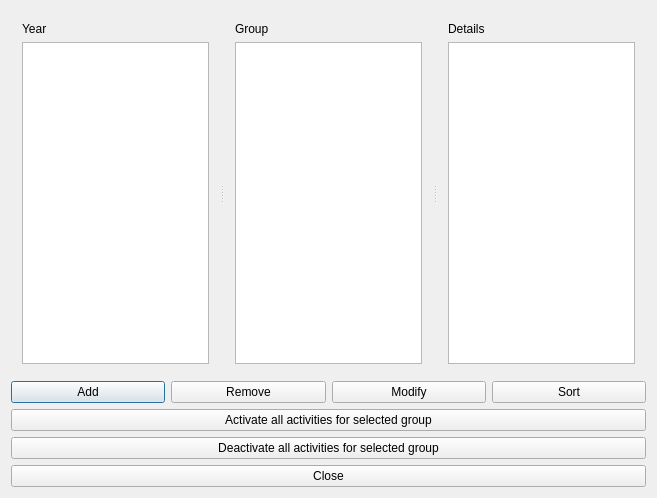
First picture: the form in src/interface/groupsform_template.ui, repository karandit/fet, before the edit.
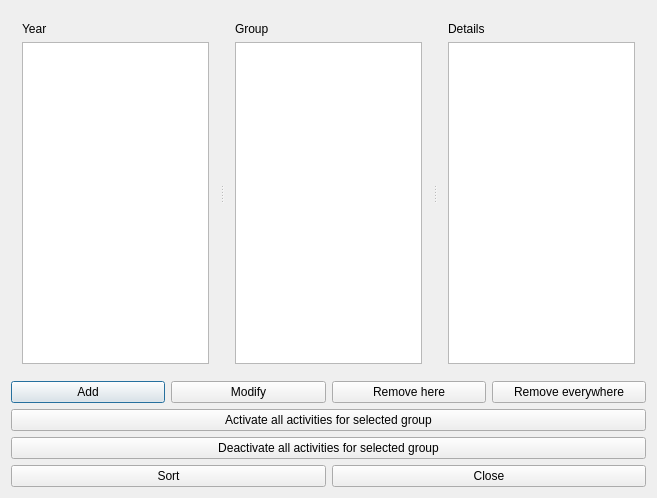
Second picture: the form after the edit.

Patch:
```diff
--- a/src/interface/groupsform_template.ui
+++ b/src/interface/groupsform_template.ui
@@ -79,9 +79,7 @@
     </widget>
    </item>
    <item row="1" column="0">
-    <layout class="QVBoxLayout" name="verticalLayout_4">
-     <item>
-      <layout class="QHBoxLayout" name="horizontalLayout">
+    <layout class="QHBoxLayout" name="horizontalLayout_2">
        <item>
         <widget class="QPushButton" name="addGroupPushButton">
          <property name="text">
@@ -89,13 +87,6 @@
          </property>
         </widget>
        </item>
-       <item>
-        <widget class="QPushButton" name="removeGroupPushButton">
-         <property name="text">
-          <string>Remove</string>
-         </property>
-        </widget>
-       </item>
        <item>
         <widget class="QPushButton" name="modifyGroupPushButton">
          <property name="text">
@@ -104,9 +95,16 @@
         </widget>
        </item>
        <item>
-        <widget class="QPushButton" name="sortGroupsPushButton">
+      <widget class="QPushButton" name="removeGroupPushButton">
          <property name="text">
-          <string>Sort</string>
+        <string comment="It means &quot;Remove from here&quot; (but I want to keep the field shorter), remove the group only from the current year. Please keep the translation short.">Remove here</string>
+       </property>
+      </widget>
+     </item>
+     <item>
+      <widget class="QPushButton" name="purgeGroupPushButton">
+       <property name="text">
+        <string comment="It means &quot;Remove from everywhere&quot; (but I want to keep the field shorter), remove the group from all the years in which it appears. Please keep the translation short.">Remove everywhere</string>
          </property>
         </widget>
        </item>
@@ -123,6 +121,15 @@
       <widget class="QPushButton" name="deactivateStudentsPushButton">
        <property name="text">
         <string>Deactivate all activities for selected group</string>
+     </property>
+    </widget>
+   </item>
+   <item row="4" column="0">
+    <layout class="QHBoxLayout" name="horizontalLayout">
+     <item>
+      <widget class="QPushButton" name="sortGroupsPushButton">
+       <property name="text">
+        <string>Sort</string>
        </property>
       </widget>
      </item>
```
Left out of the diff: 4 changed lines with no effect on the pictures. Lines whose indentation alone changed are shown as unchanged.
